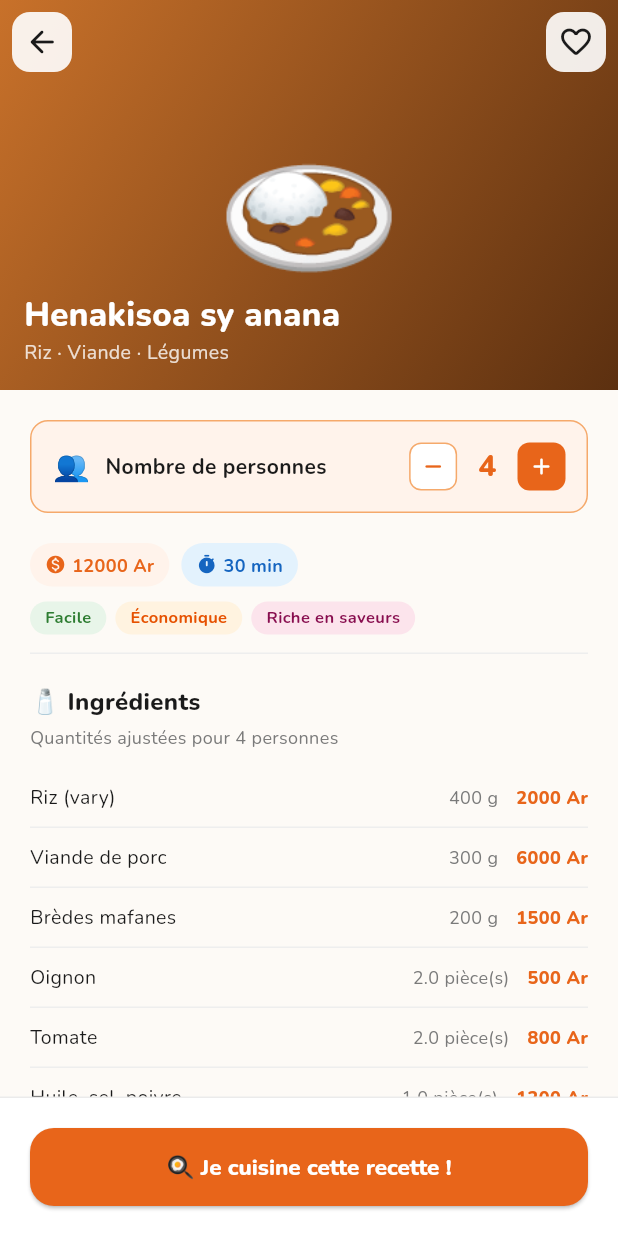
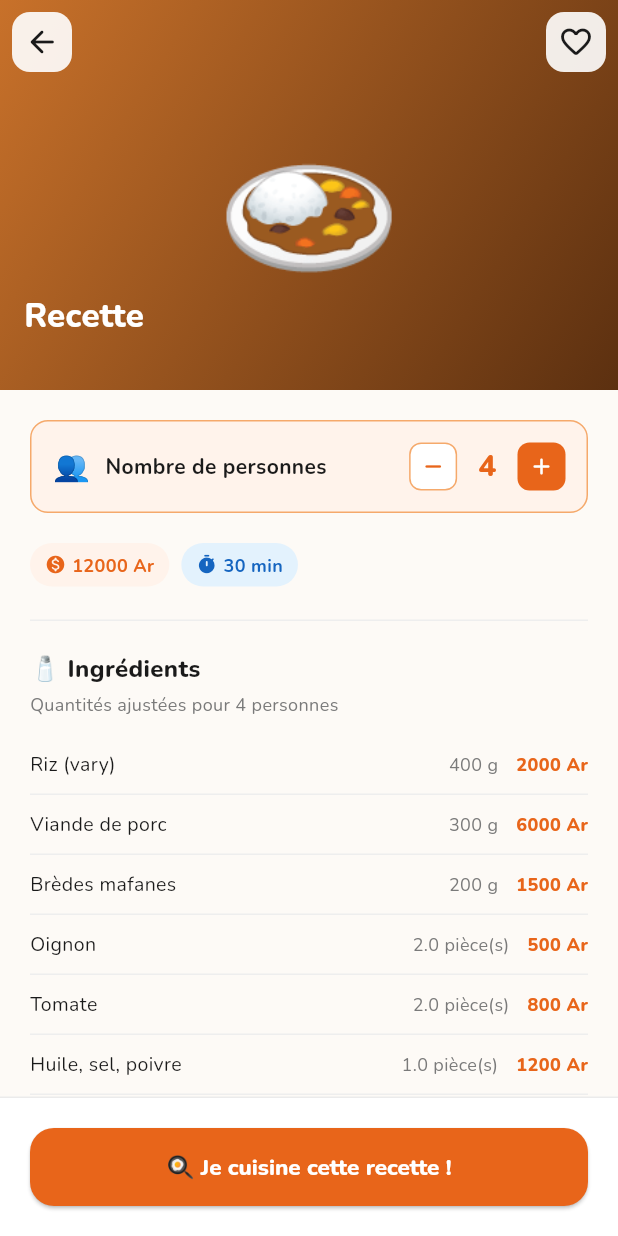
Before and after one commit to Ursulos/cuisine_mada_mobile, a Flutter app: the RecipeDetailPage screen opened directly, on a phone screen of 412 x 824 dp. Run offline on Flutter 3.47's test engine with Material 3 defaults, Android fonts, the phone set to English and light mode, and no system bars; our stand-ins replace cloud_firestore, firebase_auth, firebase_core, google_fonts, image_picker; accounts and stored records are empty.

Commit message:
Mise à jour de l'application

```diff
--- /dev/null
+++ b/lib/data/models/recipe_model.dart
@@ -0,0 +1,60 @@
+import 'package:cloud_firestore/cloud_firestore.dart';
+import 'package:cuisine_mada/domain/entities/recipe.dart';
+
+class RecipeModel extends Recipe {
+  const RecipeModel({
+    required super.id,
+    required super.name,
+    required super.description,
+    required super.emoji,
+    required super.preparationMinutes,
+    required super.basePersons,
+    required super.estimatedCost,
+    required super.isHalal,
+    required super.isVegetarian,
+    required super.isValidated,
+    required super.tags,
+    super.createdByUserName,
+    required super.averageRating,
+  });
+
+  factory RecipeModel.fromFirestore(DocumentSnapshot doc) {
+    final data = doc.data() as Map<String, dynamic>;
+    return RecipeModel(
+      id: doc.id,
+      name: data['name'] ?? '',
+      description: data['description'] ?? '',
+      emoji: data['emoji'] ?? '🍛',
+      preparationMinutes: data['preparationMinutes'] ?? 0,
+      basePersons: data['basePersons'] ?? 4,
+      estimatedCost: data['estimatedCost'] ?? 0,
+      isHalal: data['isHalal'] ?? false,
+      isVegetarian: data['isVegetarian'] ?? false,
+      isValidated: data['isValidated'] ?? false,
+      tags: List<String>.from(data['tags'] ?? []),
+      createdByUserName: data['createdByUserName'] == ''
+          ? null
+          : data['createdByUserName'],
+      averageRating: double.tryParse(
+              data['averageRating']?.toString() ?? '0') ??
+          0.0,
+    );
+  }
+
+  Map<String, dynamic> toFirestore() {
+    return {
+      'name': name,
+      'description': description,
+      'emoji': emoji,
+      'preparationMinutes': preparationMinutes,
+      'basePersons': basePersons,
+      'estimatedCost': estimatedCost,
+      'isHalal': isHalal,
+      'isVegetarian': isVegetarian,
+      'isValidated': isValidated,
+      'tags': tags,
+      'createdByUserName': createdByUserName ?? '',
+      'averageRating': averageRating.toString(),
+    };
+  }
+}
--- /dev/null
+++ b/lib/domain/entities/recipe.dart
@@ -0,0 +1,31 @@
+class Recipe {
+  final String id;
+  final String name;
+  final String description;
+  final String emoji;
+  final int preparationMinutes;
+  final int basePersons;
+  final int estimatedCost;
+  final bool isHalal;
+  final bool isVegetarian;
+  final bool isValidated;
+  final List<String> tags;
+  final String? createdByUserName;
+  final double averageRating;
+
+  const Recipe({
+    required this.id,
+    required this.name,
+    required this.description,
+    required this.emoji,
+    required this.preparationMinutes,
+    required this.basePersons,
+    required this.estimatedCost,
+    required this.isHalal,
+    required this.isVegetarian,
+    required this.isValidated,
+    required this.tags,
+    this.createdByUserName,
+    required this.averageRating,
+  });
+}
--- a/lib/presentation/pages/recipe_detail/recipe_detail_page.dart
+++ b/lib/presentation/pages/recipe_detail/recipe_detail_page.dart
@@ -2,9 +2,12 @@ import 'package:flutter/material.dart';
 import 'package:google_fonts/google_fonts.dart';
 import 'package:cuisine_mada/core/constants/app_colors.dart';
 import 'package:cuisine_mada/core/constants/app_dimensions.dart';
+import 'package:cuisine_mada/data/models/recipe_model.dart';
 
 class RecipeDetailPage extends StatefulWidget {
-  const RecipeDetailPage({super.key});
+  final RecipeModel? recipe;
+
+  const RecipeDetailPage({super.key, this.recipe});
 
   @override
   State<RecipeDetailPage> createState() => _RecipeDetailPageState();
@@ -14,7 +17,6 @@ class _RecipeDetailPageState extends State<RecipeDetailPage> {
   bool _isFavorite = false;
   int _persons = 4;
 
-  // Prix de base pour 4 personnes
   final int _basePricePerPerson = 3000;
   final int _basePersons = 4;
 
@@ -50,18 +52,28 @@ class _RecipeDetailPageState extends State<RecipeDetailPage> {
   }
 
   @override
+  void initState() {
+    super.initState();
+    if (widget.recipe != null) {
+      _persons = widget.recipe!.basePersons;
+    }
+  }
+
+  @override
   Widget build(BuildContext context) {
+    final recipe = widget.recipe;
+
     return Scaffold(
       backgroundColor: AppColors.background,
       body: CustomScrollView(
         slivers: [
-          _buildAppBar(context),
+          _buildAppBar(context, recipe),
           SliverToBoxAdapter(
             child: Column(
               crossAxisAlignment: CrossAxisAlignment.start,
               children: [
                 _buildPersonsSelector(),
-                _buildMetaRow(),
+                _buildMetaRow(recipe),
                 _buildDivider(),
                 _buildIngredients(),
                 _buildDivider(),
@@ -76,7 +88,7 @@ class _RecipeDetailPageState extends State<RecipeDetailPage> {
     );
   }
 
-  Widget _buildAppBar(BuildContext context) {
+  Widget _buildAppBar(BuildContext context, RecipeModel? recipe) {
     return SliverAppBar(
       expandedHeight: 260,
       pinned: true,
@@ -127,8 +139,11 @@ class _RecipeDetailPageState extends State<RecipeDetailPage> {
                 ),
               ),
             ),
-            const Center(
-              child: Text('🍛', style: TextStyle(fontSize: 100)),
+            Center(
+              child: Text(
+                recipe?.emoji ?? '🍛',
+                style: const TextStyle(fontSize: 100),
+              ),
             ),
             Positioned(
               bottom: 16,
@@ -137,7 +152,7 @@ class _RecipeDetailPageState extends State<RecipeDetailPage> {
                 crossAxisAlignment: CrossAxisAlignment.start,
                 children: [
                   Text(
-                    'Henakisoa sy anana',
+                    recipe?.name ?? 'Recette',
                     style: GoogleFonts.nunito(
                       fontSize: 22,
                       fontWeight: FontWeight.w800,
@@ -145,12 +160,33 @@ class _RecipeDetailPageState extends State<RecipeDetailPage> {
                     ),
                   ),
                   Text(
-                    'Riz · Viande · Légumes',
+                    recipe?.description ?? '',
                     style: GoogleFonts.nunito(
                       fontSize: 13,
                       color: AppColors.white.withOpacity(0.8),
                     ),
                   ),
+                  if (recipe?.createdByUserName != null) ...[
+                    const SizedBox(height: 6),
+                    Container(
+                      padding: const EdgeInsets.symmetric(
+                        horizontal: 10,
+                        vertical: 4,
+                      ),
+                      decoration: BoxDecoration(
+                        color: AppColors.secondary.withOpacity(0.8),
+                        borderRadius: BorderRadius.circular(20),
+                      ),
+                      child: Text(
+                        '✍️ Créé par ${recipe!.createdByUserName}',
+                        style: GoogleFonts.nunito(
+                          fontSize: 11,
+                          fontWeight: FontWeight.w700,
+                          color: AppColors.white,
+                        ),
+                      ),
+                    ),
+                  ],
                 ],
               ),
             ),
@@ -236,7 +272,7 @@ class _RecipeDetailPageState extends State<RecipeDetailPage> {
     );
   }
 
-  Widget _buildMetaRow() {
+  Widget _buildMetaRow(RecipeModel? recipe) {
     return Padding(
       padding: const EdgeInsets.symmetric(
         horizontal: AppDimensions.paddingL,
@@ -255,20 +291,31 @@ class _RecipeDetailPageState extends State<RecipeDetailPage> {
               const SizedBox(width: 8),
               _metaChip(
                 Icons.timer_rounded,
-                '30 min',
+                '${recipe?.preparationMinutes ?? 30} min',
                 const Color(0xFFE3F2FD),
                 const Color(0xFF1565C0),
               ),
+              if (recipe?.isHalal == true) ...[
+                const SizedBox(width: 8),
+                _metaChip(
+                  Icons.verified_rounded,
+                  'Halal',
+                  AppColors.secondaryLight,
+                  AppColors.secondary,
+                ),
+              ],
             ],
           ),
           const SizedBox(height: 10),
           Wrap(
             spacing: 6,
             children: [
-              _tag('Facile', AppColors.tagEasyBg, AppColors.tagEasyText),
-              _tag('Économique', AppColors.tagEcoBg, AppColors.tagEcoText),
-              _tag('Riche en saveurs', const Color(0xFFFCE4EC),
-                  const Color(0xFF880E4F)),
+              if (recipe != null)
+                ...recipe.tags.map((tag) => _tag(
+                      tag,
+                      AppColors.tagEasyBg,
+                      AppColors.tagEasyText,
+                    )),
             ],
           ),
           const SizedBox(height: 12),
@@ -519,7 +566,9 @@ class _RecipeDetailPageState extends State<RecipeDetailPage> {
               SnackBar(
                 content: Text(
                   '✅ Ajouté à votre historique !',
-                  style: GoogleFonts.nunito(fontWeight: FontWeight.w700),
+                  style: GoogleFonts.nunito(
+                    fontWeight: FontWeight.w700,
+                  ),
                 ),
                 backgroundColor: AppColors.secondary,
                 behavior: SnackBarBehavior.floating,
```
Also changed, not shown: lib/data/datasources/remote/recipe_remote_datasource.dart (added, +61 -0 lines), lib/presentation/pages/explore/explore_page.dart (+77 -109 lines).
